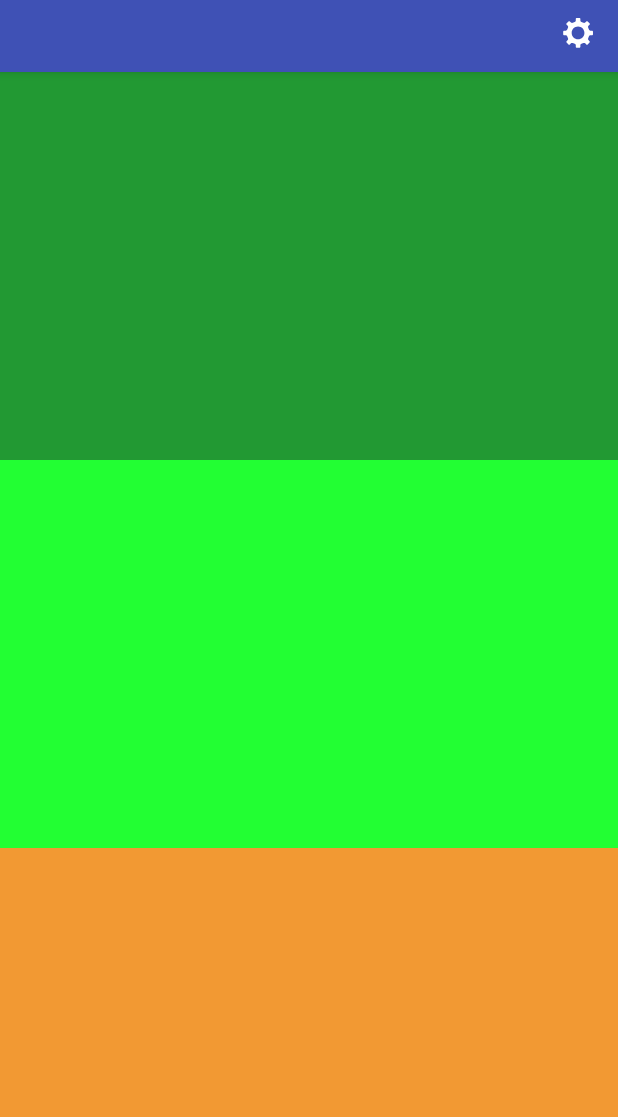
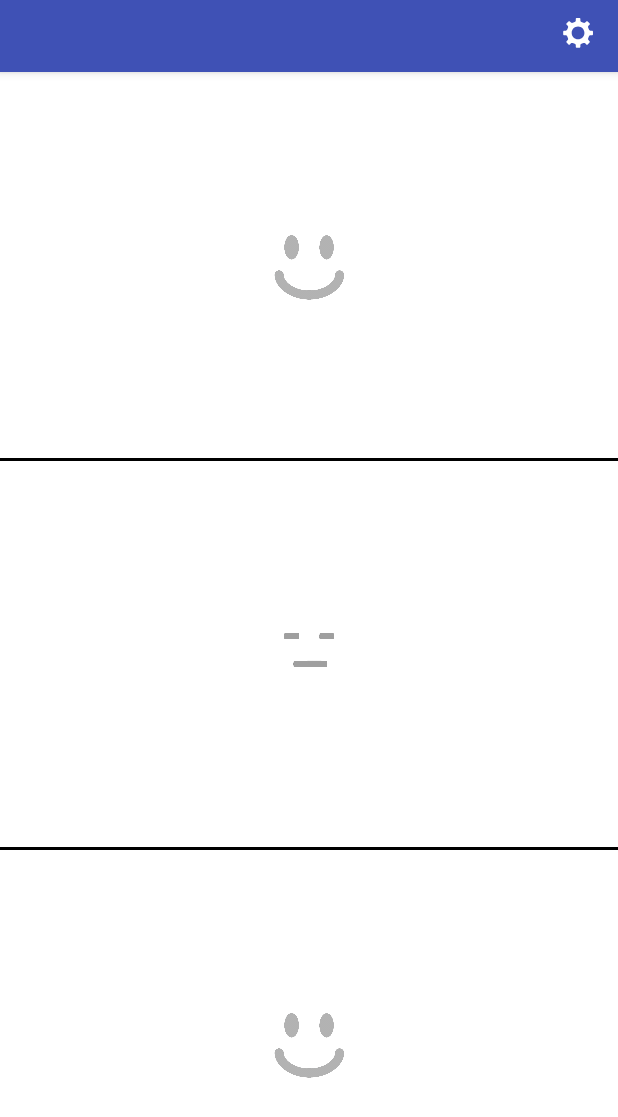
Before and after one commit to ye0yeg/WhatModd, an Android app: the layout activity_choose_mood.xml on its own in the app's theme, with its tools: preview values and no code run, on a phone screen of 412 x 824 dp. Shown: the top 1117 px of the screen. Run offline under Robolectric (Android 15) with nearby library versions, the phone set to English and light mode, and no system bars.

Commit message:
加了2图标啥都没做

```diff
--- a/app/src/main/res/layout/activity_choose_mood.xml
+++ b/app/src/main/res/layout/activity_choose_mood.xml
@@ -1,6 +1,5 @@
 <?xml version="1.0" encoding="utf-8"?>
-<LinearLayout
-    xmlns:android="http://schemas.android.com/apk/res/android"
+<LinearLayout xmlns:android="http://schemas.android.com/apk/res/android"
     xmlns:app="http://schemas.android.com/apk/res-auto"
     android:layout_width="match_parent"
     android:layout_height="match_parent"
@@ -28,32 +27,58 @@
             android:paddingLeft="5dp"
             android:paddingRight="5dp"
             android:paddingTop="10dp"
-            app:srcCompat="@drawable/ic_setting"/>
+            app:srcCompat="@drawable/ic_setting" />
     </android.support.design.widget.AppBarLayout>
 
-    <android.support.v7.widget.AppCompatImageView
+    <LinearLayout
         android:id="@+id/iv_happy"
         android:layout_width="match_parent"
         android:layout_height="0dp"
         android:layout_weight="3"
-        android:background="#229933"
-        />
+        android:gravity="center"
+        android:orientation="vertical">
 
-    <android.support.v7.widget.AppCompatImageView
+        <ImageView
+            android:layout_width="80dp"
+            android:layout_height="80dp"
+            android:src="@drawable/smell" />
+    </LinearLayout>
+
+    <View
+        android:layout_width="match_parent"
+        android:layout_height="2dp"
+        android:background="#000000" />
+
+    <LinearLayout
         android:id="@+id/iv_normal"
         android:layout_width="match_parent"
         android:layout_height="0dp"
         android:layout_weight="3"
-        android:background="#22ff33"
-        />
+        android:gravity="center">
 
-    <android.support.v7.widget.AppCompatImageView
-        android:id="@+id/iv_sad"
+        <ImageView
+            android:layout_width="80dp"
+            android:layout_height="80dp"
+            android:src="@drawable/normal" />
+    </LinearLayout>
+
+    <View
+        android:layout_width="match_parent"
+        android:layout_height="2dp"
+        android:background="#000000" />
+
+    <LinearLayout
+        android:id="@+id/iv_unhappy"
         android:layout_width="match_parent"
         android:layout_height="0dp"
         android:layout_weight="3"
-        android:background="#f29933"
-        />
+        android:gravity="center">
+
+        <ImageView
+            android:layout_width="80dp"
+            android:layout_height="80dp"
+            android:src="@drawable/smell" />
+    </LinearLayout>
 
 
 </LinearLayout>
--- a/build.gradle
+++ b/build.gradle
@@ -5,7 +5,7 @@ buildscript {
         jcenter()
     }
     dependencies {
-        classpath 'com.android.tools.build:gradle:2.2.3'
+        classpath 'com.android.tools.build:gradle:2.3.3'
 
         // NOTE: Do not place your application dependencies here; they belong
         // in the individual module build.gradle files
--- a/gradle.properties
+++ b/gradle.properties
@@ -1,17 +1,18 @@
-# Project-wide Gradle settings.
-
-# IDE (e.g. Android Studio) users:
-# Gradle settings configured through the IDE *will override*
-# any settings specified in this file.
-
+## Project-wide Gradle settings.
+#
 # For more details on how to configure your build environment visit
 # http://www.gradle.org/docs/current/userguide/build_environment.html
-
+#
 # Specifies the JVM arguments used for the daemon process.
 # The setting is particularly useful for tweaking memory settings.
-org.gradle.jvmargs=-Xmx1536m
-
+# Default value: -Xmx1024m -XX:MaxPermSize=256m
+# org.gradle.jvmargs=-Xmx2048m -XX:MaxPermSize=512m -XX:+HeapDumpOnOutOfMemoryError -Dfile.encoding=UTF-8
+#
 # When configured, Gradle will run in incubating parallel mode.
 # This option should only be used with decoupled projects. More details, visit
 # http://www.gradle.org/docs/current/userguide/multi_project_builds.html#sec:decoupled_projects
 # org.gradle.parallel=true
+#Fri Jul 21 11:14:50 CST 2017
+systemProp.http.proxyHost=127.0.0.1
+org.gradle.jvmargs=-Xmx1536m
+systemProp.http.proxyPort=1080
```
Also changed, not shown: app/src/main/res/drawable/normal.png (added), app/src/main/res/drawable/smell.png (added), gradle/wrapper/gradle-wrapper.properties.
